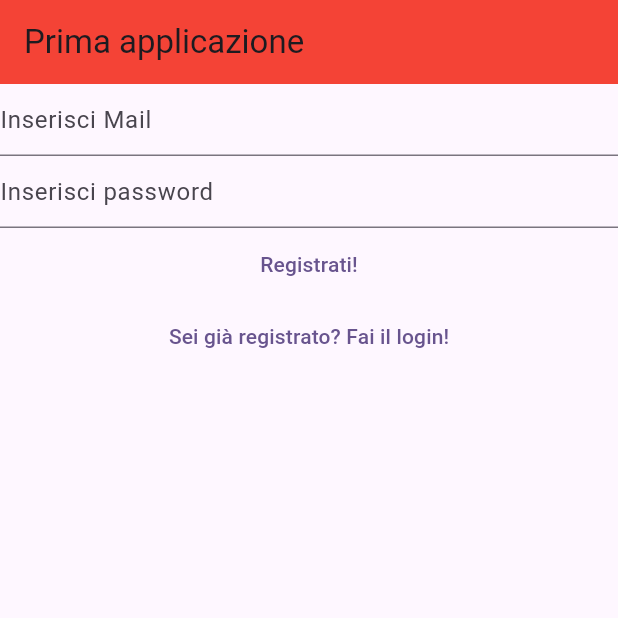
After one commit to profCaironi/appMaske, a Flutter app: the screen it shows after launch, after a tap on "Non sei ancora registrato? Registrati!", on a phone screen of 412 x 824 dp, the top half of it. The commit adds this screen. Run offline on Flutter 3.47's test engine with Material 3 defaults, Android fonts, the phone set to English and light mode, and no system bars; our stand-ins replace firebase_auth, firebase_core; accounts and stored records are empty; network calls fail.

Commit message:
create login, registration and homepage pages

```diff
--- /dev/null
+++ b/lib/authentication/login.dart
@@ -0,0 +1,102 @@
+
+import 'package:firebase_auth/firebase_auth.dart';
+import 'package:firebase_core/firebase_core.dart';
+import 'package:flutter/material.dart';
+import 'package:primaprova/authentication/registration.dart';
+import 'package:primaprova/firebase_options.dart';
+import 'package:primaprova/notes/homepage.dart';
+
+class Login extends StatefulWidget {
+  const Login({super.key});
+
+  @override
+  State<Login> createState() => _LoginState();
+}
+
+class _LoginState extends State<Login> {
+
+  late final TextEditingController _email;
+  late final TextEditingController _password;
+
+  @override
+  void initState() {
+    // TODO: implement initState
+    _email = TextEditingController();
+    _password = TextEditingController();
+    super.initState();
+  }
+
+  @override
+  void dispose() {
+    // TODO: implement dispose
+    _email.dispose();
+    _password.dispose();
+    super.dispose();
+  }
+
+  @override
+  Widget build(BuildContext context) {
+    return Scaffold(
+      appBar: AppBar(
+          title: const Text('Prima applicazione'),
+          backgroundColor: Colors.red,
+      ),
+      body: FutureBuilder(
+        future: Firebase.initializeApp(
+                options: DefaultFirebaseOptions.currentPlatform,
+              ),
+        builder: (context, snapshot) {
+          return Column(
+          children: [
+            TextField(
+              controller: _email,
+              keyboardType: TextInputType.emailAddress,
+              decoration: const InputDecoration(
+                hintText: 'Inserisci Mail',
+              ),
+            ),
+            TextField(
+              controller: _password,
+              obscureText: true,
+              enableSuggestions: false,
+              autocorrect: false,
+              decoration: const InputDecoration(
+                hintText: 'Inserisci password'
+              ),
+            ),
+            TextButton(
+              onPressed: () async {
+                final email = _email.text;
+                final password = _password.text;
+                try {
+                  await FirebaseAuth.instance.signInWithEmailAndPassword(email: email, password: password);
+                  Navigator.of(context).pushReplacement(
+                    MaterialPageRoute(builder: (context)=> const HomePage())
+                  );
+                } on FirebaseAuthException catch (e) {
+                  if(e.code == "invalid-email"){
+                    print("Email non valida");
+                  }
+                  else if(e.code == "invalid-credential"){
+                    print("Credenziali non valide");
+                  }
+                }
+               },
+               child: const Text('Login!'),
+            ),
+            TextButton(
+              onPressed: () {
+                Navigator.of(context).pushReplacement(
+                  MaterialPageRoute(
+                    builder: (context) => const Registration()
+                  )
+                );
+            },
+             child: const Text("Non sei ancora registrato? Registrati!"))
+          ],
+        );
+        },
+      ),
+    );
+  }
+}
--- /dev/null
+++ b/lib/authentication/registration.dart
@@ -0,0 +1,92 @@
+
+import 'package:firebase_auth/firebase_auth.dart';
+import 'package:firebase_core/firebase_core.dart';
+import 'package:flutter/material.dart';
+import 'package:primaprova/authentication/login.dart';
+import 'package:primaprova/firebase_options.dart';
+import 'package:primaprova/notes/homepage.dart';
+
+class Registration extends StatefulWidget {
+  const Registration({super.key});
+
+  @override
+  State<Registration> createState() => _RegistrationState();
+}
+
+class _RegistrationState extends State<Registration> {
+
+  late final TextEditingController _email;
+  late final TextEditingController _password;
+
+  @override
+  void initState() {
+    // TODO: implement initState
+    _email = TextEditingController();
+    _password = TextEditingController();
+    super.initState();
+  }
+
+  @override
+  void dispose() {
+    // TODO: implement dispose
+    _email.dispose();
+    _password.dispose();
+    super.dispose();
+  }
+
+  @override
+  Widget build(BuildContext context) {
+    return Scaffold(
+      appBar: AppBar(
+          title: const Text('Prima applicazione'),
+          backgroundColor: Colors.red,
+      ),
+      body: FutureBuilder(
+        future: Firebase.initializeApp(
+                options: DefaultFirebaseOptions.currentPlatform,
+              ),
+        builder: (context, snapshot) {
+          return Column(
+          children: [
+            TextField(
+              controller: _email,
+              keyboardType: TextInputType.emailAddress,
+              decoration: const InputDecoration(
+                hintText: 'Inserisci Mail',
+              ),
+            ),
+            TextField(
+              controller: _password,
+              obscureText: true,
+              enableSuggestions: false,
+              autocorrect: false,
+              decoration: const InputDecoration(
+                hintText: 'Inserisci password'
+              ),
+            ),
+            TextButton(
+              onPressed: () async {
+                final email = _email.text;
+                final password = _password.text;
+                await FirebaseAuth.instance.createUserWithEmailAndPassword(
+                  email: email,
+                  password: password);
+                  Navigator.of(context).pushReplacement(
+                    MaterialPageRoute(builder: (context)=> const HomePage())
+                  );
+               },
+               child: const Text('Registrati!'),
+            ),
+            TextButton(onPressed: () {
+              Navigator.of(context).pushReplacement(
+                MaterialPageRoute(builder:
+                (context) => const Login())
+              );
+            }, child: const Text("Sei già registrato? Fai il login!"))
+          ],
+        );
+        },
+      ),
+    );
+  }
+}
```
Also changed, not shown: lib/main.dart (+2 -80 lines), lib/notes/homepage.dart (added, +62 -0 lines).
